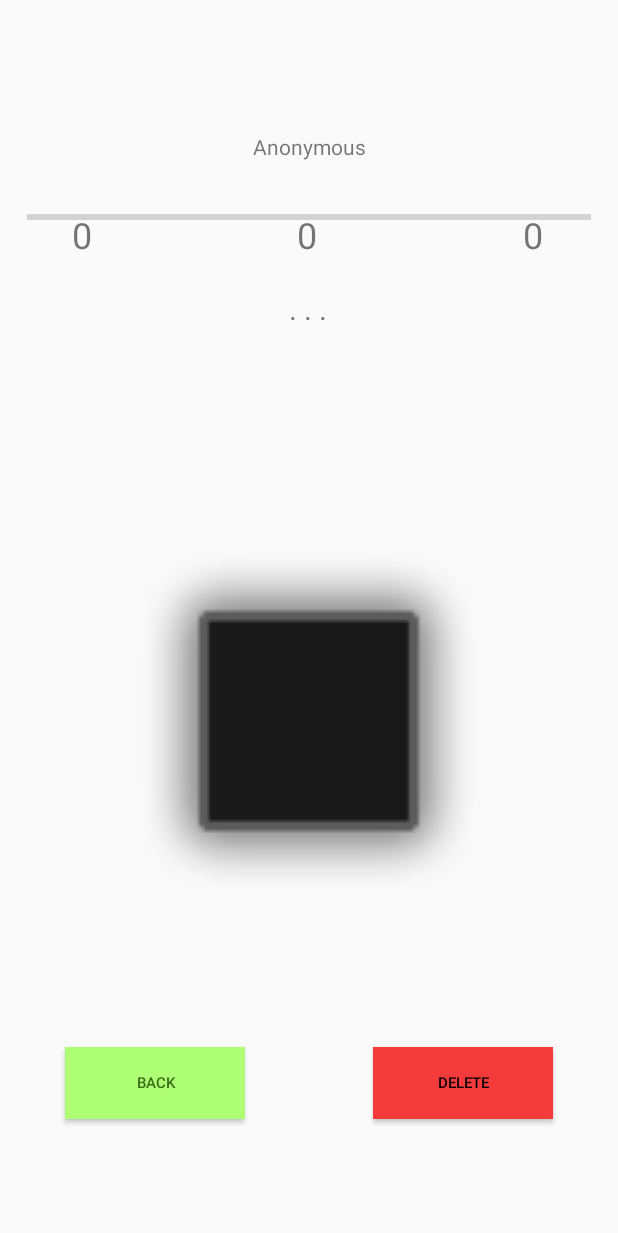
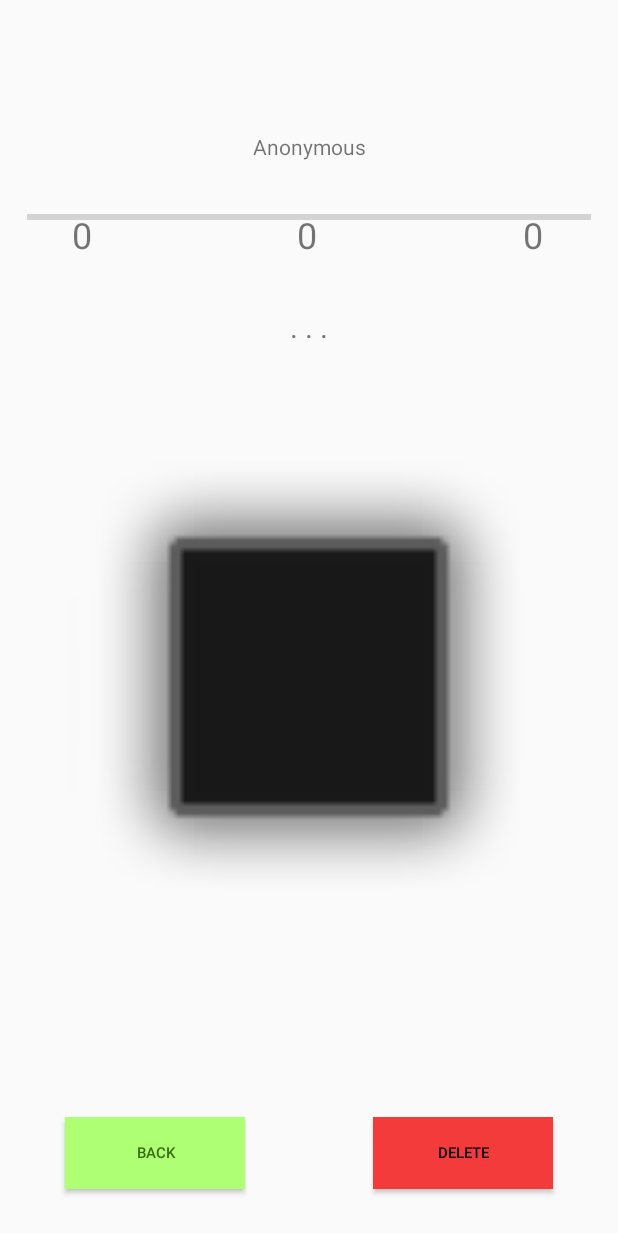
Before and after one commit to Crotshot/MobileApp2_1, an Android app: the layout fragment_message_view.xml on its own in the app's theme, with its tools: preview values and no code run, on a phone screen of 412 x 824 dp. Shown: the top 1233 px of the screen. Run offline under Robolectric (Android 15) with nearby library versions, the phone set to English and light mode, and no system bars.

Commit message:
Images & Firebase Start

```diff
--- a/app/build.gradle
+++ b/app/build.gradle
@@ -2,6 +2,7 @@ plugins {
     id 'com.android.application'
     id 'org.jetbrains.kotlin.android'
     id 'kotlin-parcelize'
+    id 'com.google.gms.google-services'
 }
 
 android {
@@ -53,6 +54,7 @@ dependencies {
     implementation "com.google.code.gson:gson:2.8.6"
 
     implementation 'com.google.android.gms:play-services-maps:18.0.2'
+    implementation 'com.google.firebase:firebase-auth:19.2.0'
     testImplementation 'junit:junit:4.13.2'
     androidTestImplementation 'androidx.test.ext:junit:1.1.3'
     androidTestImplementation 'androidx.test.espresso:espresso-core:3.4.0'
--- a/app/src/main/AndroidManifest.xml
+++ b/app/src/main/AndroidManifest.xml
@@ -1,7 +1,10 @@
 <?xml version="1.0" encoding="utf-8"?>
 <manifest xmlns:android="http://schemas.android.com/apk/res/android"
     package="wit.assignments.mobapp2_1">
-
+<!--    <uses-permission android:name="android.permission.CAMERA"> </uses-permission>#-->
+    <uses-feature
+        android:name="android.hardware.camera"
+        android:required="true"/>
     <application
         android:name=".main.MicaAppMain"
         android:allowBackup="true"
--- /dev/null
+++ b/app/src/main/java/wit/assignments/mobapp2_1/activities/SignInActivity.kt
@@ -0,0 +1,4 @@
+package wit.assignments.mobapp2_1.activities
+
+class SignInActivity {
+}
--- a/app/src/main/java/wit/assignments/mobapp2_1/fragments/MessageViewFragment.kt
+++ b/app/src/main/java/wit/assignments/mobapp2_1/fragments/MessageViewFragment.kt
@@ -41,7 +41,8 @@ class MessageViewFragment : Fragment() {
         fragBinding.userName.text = mark.userName
         fragBinding.goodRatingsText.text = mark.goodRatings.toString()
         fragBinding.poorRatingsText.text = mark.poorRatings.toString()
-        //fragBinding.markImage = mark.image //TODO-> Assignment 2
+        if(mark.messageImage != null)
+            fragBinding.messageImage.setImageBitmap(mark.messageImage)
         fragBinding.viewsText.text = mark.views.toString()
         fragBinding.markText.text = mark.messageText
         fragBinding.ratioBar.max = (mark.goodRatings + mark.poorRatings)
--- a/app/src/main/java/wit/assignments/mobapp2_1/models/MarkMemStore.kt
+++ b/app/src/main/java/wit/assignments/mobapp2_1/models/MarkMemStore.kt
@@ -42,6 +42,7 @@ class MarkMemStore : MarkStore{
             foundMark.goodRatings = mark.goodRatings
             foundMark.views = mark.views
             foundMark.messageText = mark.messageText
+            foundMark.messageImage = mark.messageImage
             foundMark.userName = mark.userName
             logAll()
         }
@@ -52,7 +53,7 @@ class MarkMemStore : MarkStore{
     }
 
     fun logAll() {
-        Timber.v("** Donation List **")
-        marks.forEach { Timber.v("Donate ${it}") }
+        Timber.v("List of all known Marks")
+        marks.forEach { Timber.v("Mark: ${it}") }
     }
 }
--- a/app/src/main/java/wit/assignments/mobapp2_1/models/MarkModel.kt
+++ b/app/src/main/java/wit/assignments/mobapp2_1/models/MarkModel.kt
@@ -1,11 +1,13 @@
 package wit.assignments.mobapp2_1.models
 
+import android.graphics.Bitmap
 import android.os.Parcelable
 import kotlinx.parcelize.Parcelize
 
 @Parcelize
 data class MarkModel (var id: Long = 0,
                       var messageText : String = ". . .",
+                      var messageImage : Bitmap?,
                       var userName : String = "",
                       var views : Int = 0,
                       var goodRatings : Int = 0,
--- a/app/src/main/res/layout/fragment_message_view.xml
+++ b/app/src/main/res/layout/fragment_message_view.xml
@@ -22,19 +22,18 @@
             app:layout_constraintStart_toStartOf="parent"
             app:layout_constraintTop_toTopOf="parent" />
 
+
         <TextView
             android:id="@+id/mark_Text"
-            android:layout_width="350dp"
-            android:layout_height="151dp"
-            android:layout_marginTop="192dp"
+            android:layout_width="343dp"
+            android:layout_height="75dp"
+            android:layout_marginTop="204dp"
             android:text=". . ."
             android:textAlignment="center"
             android:textSize="20sp"
             app:layout_constraintEnd_toEndOf="parent"
-            app:layout_constraintHorizontal_bias="0.497"
             app:layout_constraintStart_toStartOf="parent"
             app:layout_constraintTop_toTopOf="parent" />
-
 
         <TextView
             android:id="@+id/good_Ratings_Text"
@@ -76,9 +75,12 @@
             app:layout_constraintTop_toTopOf="parent" />
 
         <ImageView
-            android:id="@+id/mark_Image"
-            android:layout_width="354dp"
-            android:layout_height="253dp"
+            android:id="@+id/messageImage"
+            android:layout_width="351dp"
+            android:layout_height="332dp"
+            android:adjustViewBounds="true"
+            android:padding="5dp"
+            android:scaleType="fitCenter"
             android:src="@android:drawable/alert_dark_frame"
             app:layout_constraintBottom_toBottomOf="parent"
             app:layout_constraintEnd_toEndOf="parent"
--- a/app/src/main/res/layout/fragment_post.xml
+++ b/app/src/main/res/layout/fragment_post.xml
@@ -16,6 +16,9 @@
             android:layout_height="350dp"
             android:contentDescription="@string/Test_1"
             android:src="@drawable/ic_camera"
+            android:adjustViewBounds="true"
+            android:scaleType="fitCenter"
+            android:padding="5dp"
             app:layout_constraintBottom_toBottomOf="parent"
             app:layout_constraintEnd_toEndOf="parent"
             app:layout_constraintHorizontal_bias="0.498"
--- a/build.gradle
+++ b/build.gradle
@@ -1,4 +1,8 @@
-// Top-level build file where you can add configuration options common to all sub-projects/modules.
+buildscript {
+    dependencies {
+        classpath 'com.google.gms:google-services:4.3.3'
+    }
+}// Top-level build file where you can add configuration options common to all sub-projects/modules.
 plugins {
     id 'com.android.application' version '7.1.1' apply false
     id 'com.android.library' version '7.1.1' apply false
```
Also changed, not shown: app/src/main/java/wit/assignments/mobapp2_1/fragments/PostFragment.kt (+31 -9 lines), app/src/main/java/wit/assignments/mobapp2_1/models/MarkJSONStore.kt (+8 -19 lines), 2 other files.
